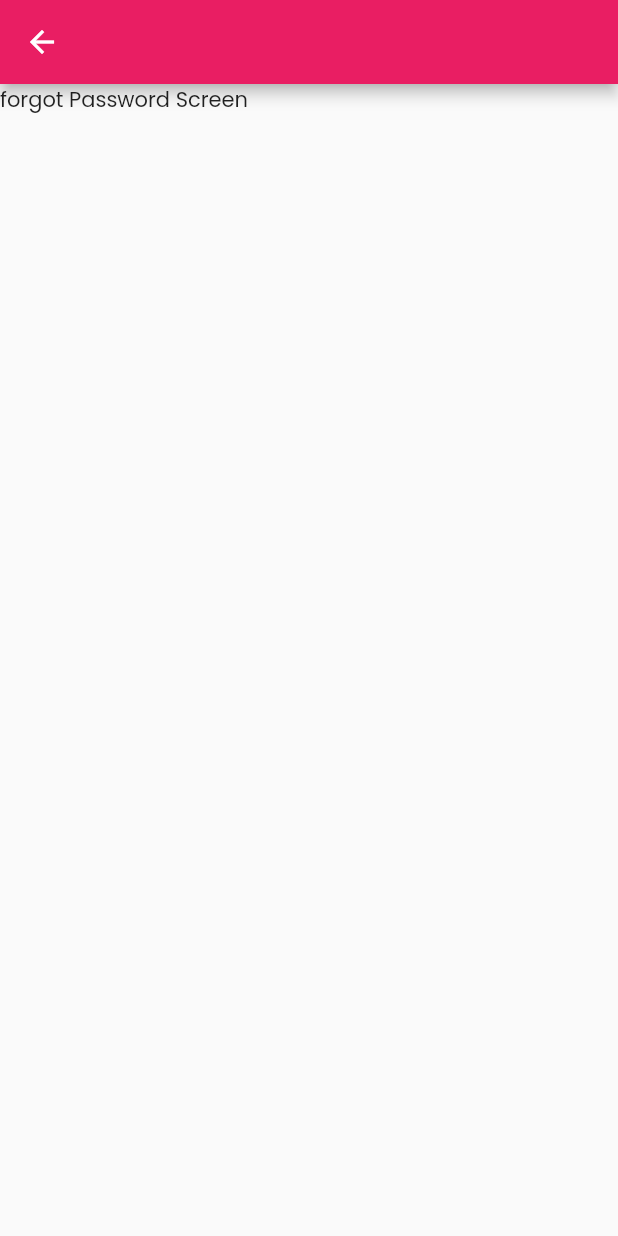
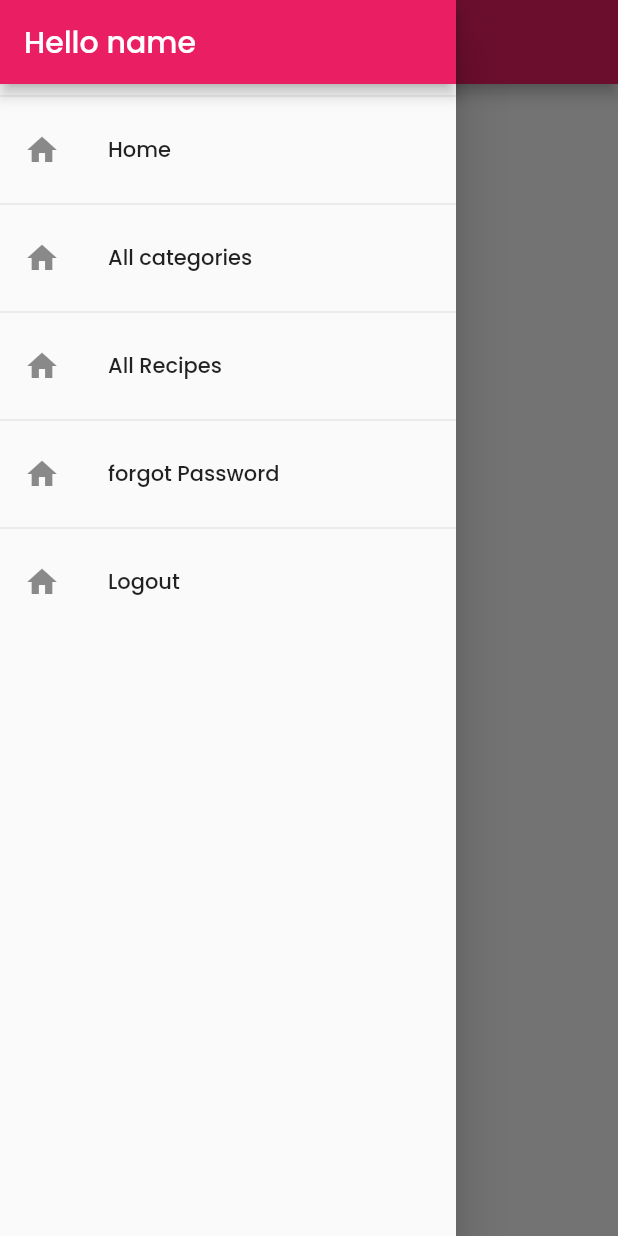
Before and after one commit to ShashankBiplav/bakeology-flutter, a Flutter app: the ForgotPasswordScreen screen opened by its route, with the side drawer open (before the commit the screen has no drawer), on a phone screen of 412 x 824 dp. Run offline on Flutter 3.47's test engine with Material 2 defaults, Android fonts, the light colour scheme and no system bars; our stand-ins replace flutter_neumorphic, shared_preferences; accounts and stored records are empty; network calls fail.

Commit message:
Added navigation drawer: customization remaining

```diff
--- a/lib/screens/all_categories_screen.dart
+++ b/lib/screens/all_categories_screen.dart
@@ -1,6 +1,7 @@
 import 'package:flutter/material.dart';
 
 import '../widgets/all_categories_grid.dart';
+import '../widgets/navigation_drawer.dart';
 
 class AllCategoriesScreen extends StatelessWidget {
   static const routeName = '/all-categories-screen';
@@ -20,6 +21,7 @@ class AllCategoriesScreen extends StatelessWidget {
           ),
         ),
         body: AllCategoriesGrid(),
+        drawer: NavigationDrawer(),
     );
   }
 }
--- a/lib/screens/all_recipes_screen.dart
+++ b/lib/screens/all_recipes_screen.dart
@@ -4,6 +4,7 @@ import 'package:provider/provider.dart';
 import '../providers/recipe_provider.dart';
 
 import '../widgets/recipe_grid_item.dart';
+import '../widgets/navigation_drawer.dart';
 
 class AllRecipesScreen extends StatelessWidget {
   static const routeName = '/all-recipes-screen';
@@ -24,7 +25,8 @@ class AllRecipesScreen extends StatelessWidget {
           textAlign: TextAlign.center,
         ),
       ),
-      body: GridView.builder( padding: const EdgeInsets.fromLTRB(10, 0, 10, 5),
+      body: GridView.builder(
+        padding: const EdgeInsets.fromLTRB(10, 0, 10, 5),
         itemCount: fetchedRecipes.length,
         itemBuilder: (ctx, i) => RecipeGridItem(
           recipeId: fetchedRecipes[i].id,
@@ -42,6 +44,7 @@ class AllRecipesScreen extends StatelessWidget {
           mainAxisSpacing: 10,
         ),
       ),
+      drawer: NavigationDrawer(),
     );
   }
 }
--- a/lib/screens/forgot_password_screen.dart
+++ b/lib/screens/forgot_password_screen.dart
@@ -1,4 +1,6 @@
 import 'package:flutter/material.dart';
+
+import '../widgets/navigation_drawer.dart';
 
 class ForgotPasswordScreen extends StatelessWidget {
   static const routeName = '/forgot password-screen';
@@ -11,6 +13,7 @@ class ForgotPasswordScreen extends StatelessWidget {
           child: Text('forgot Password Screen'),
         ),
       ),
+      drawer: NavigationDrawer(),
     );
   }
 }
--- a/lib/screens/home_screen.dart
+++ b/lib/screens/home_screen.dart
@@ -6,6 +6,7 @@ import '../widgets/category_list.dart';
 
 import '../screens/all_categories_screen.dart';
 import '../screens/authentication_screen.dart';
+import '../widgets/navigation_drawer.dart';
 
 class HomeScreen extends StatelessWidget {
   static const routeName = '/home-screen';
@@ -97,6 +98,7 @@ class HomeScreen extends StatelessWidget {
             Expanded(flex: isPortrait ? 3 : 1, child: RecipesGrid()),
           ],
         ),
+        drawer: NavigationDrawer(),
       ),
     );
   }
--- /dev/null
+++ b/lib/widgets/navigation_drawer.dart
@@ -0,0 +1,64 @@
+import 'package:flutter/material.dart';
+
+import '../screens/all_categories_screen.dart';
+import '../screens/all_recipes_screen.dart';
+import '../screens/forgot_password_screen.dart';
+import '../screens/favourites_screen.dart';
+
+
+
+class NavigationDrawer extends StatelessWidget {
+  @override
+  Widget build(BuildContext context) {
+    return Drawer(
+      child: Column(
+        children: [
+          AppBar(
+            title: Text('Hello name'),
+            automaticallyImplyLeading: false,
+          ),
+          Divider(),
+          ListTile(
+            leading: Icon(Icons.home),
+            title: Text('Home'),
+            onTap: (){
+              Navigator.of(context).pushReplacementNamed('/');
+            } ,
+          ),
+          Divider(),
+          ListTile(
+            leading: Icon(Icons.home),
+            title: Text('All categories'),
+            onTap: (){
+              Navigator.of(context).pushReplacementNamed(AllCategoriesScreen.routeName);
+            } ,
+          ),
+          Divider(),
+          ListTile(
+            leading: Icon(Icons.home),
+            title: Text('All Recipes'),
+            onTap: (){
+              Navigator.of(context).pushReplacementNamed(AllRecipesScreen.routeName);
+            } ,
+          ),
+          Divider(),
+          ListTile(
+            leading: Icon(Icons.home),
+            title: Text('forgot Password'),
+            onTap: (){
+              Navigator.of(context).pushReplacementNamed(ForgotPasswordScreen.routeName);
+            } ,
+          ),
+          Divider(),
+          ListTile(
+            leading: Icon(Icons.home),
+            title: Text('Logout'),
+            onTap: (){
+              Navigator.of(context).pushReplacementNamed(FavouritesScreen.routeName);
+            } ,
+          ),
+        ],
+      ),
+    );
+  }
+}
```
Also changed, not shown: lib/screens/favourites_screen.dart (+5 -2 lines). Lines whose indentation alone changed are shown as unchanged.
